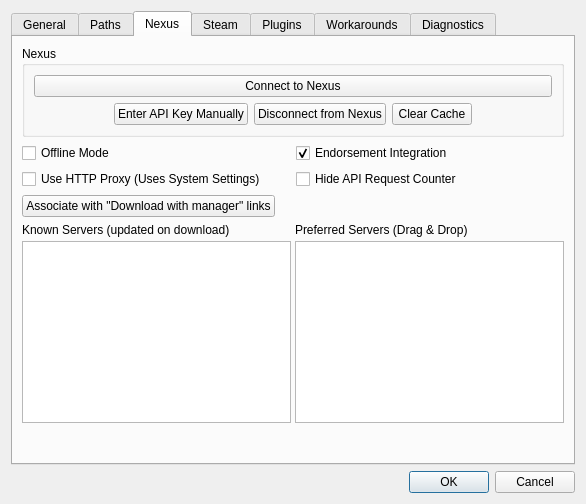
Qt form modorganizer/src/settingsdialog.ui (Holt59/mo2-merge) before a commit.
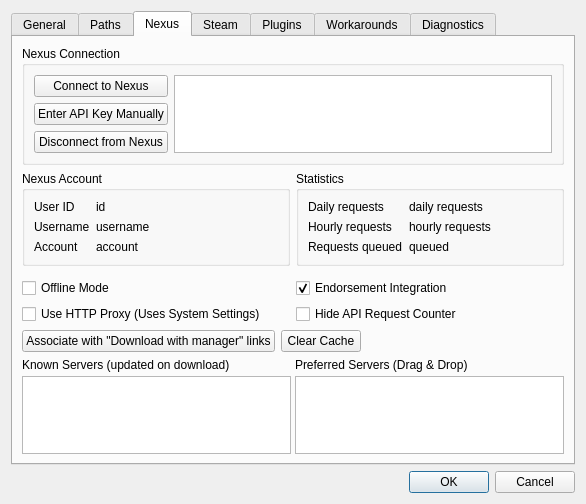
The same form after that commit. The open tabs and pages were chosen to show the change. Icons and pictures are not drawn.

Commit message: [modorganizer] reworked the nexus connection panel moved most of the stuff into a new NexusSSOLogin class

The edit to the form file:
```diff
--- a/modorganizer/src/settingsdialog.ui
+++ b/modorganizer/src/settingsdialog.ui
@@ -451,25 +451,28 @@
       <attribute name="title">
        <string>Nexus</string>
       </attribute>
-      <layout class="QVBoxLayout" name="verticalLayout_4">
+      <layout class="QVBoxLayout" name="verticalLayout_4" stretch="1,0,0,0,0,1">
        <item>
-        <widget class="QGroupBox" name="nexusBox">
-         <property name="toolTip">
-          <string>Allows Mod Organizer to connect to the Nexus for downloading mods, checking for updates, and other such things.</string>
-         </property>
-         <property name="whatsThis">
-          <string>&lt;!DOCTYPE HTML PUBLIC &quot;-//W3C//DTD HTML 4.0//EN&quot; &quot;http://www.w3.org/TR/REC-html40/strict.dtd&quot;&gt;
-&lt;html&gt;&lt;head&gt;&lt;meta name=&quot;qrichtext&quot; content=&quot;1&quot; /&gt;&lt;style type=&quot;text/css&quot;&gt;
-p, li { white-space: pre-wrap; }
-&lt;/style&gt;&lt;/head&gt;&lt;body style=&quot; font-family:'MS Shell Dlg 2'; font-size:8pt; font-weight:400; font-style:normal;&quot;&gt;
-&lt;p style=&quot; margin-top:0px; margin-bottom:0px; margin-left:0px; margin-right:0px; -qt-block-indent:0; text-indent:0px;&quot;&gt;Allows Mod Organizer to connect to the Nexus for downloading mods, checking for updates, and other such things.  Clicking &amp;quot;Connect to Nexus&amp;quot; will open a Nexus webpage to authorise Mod Organizer.  You will need to be logged into your Nexus account.  The authorisation is stored in the Windows Credential Manager.  Your Nexus username and password are not required or stored by Mod Organizer.&lt;/p&gt;&lt;/body&gt;&lt;/html&gt;</string>
-         </property>
+        <widget class="QGroupBox" name="groupBox_4">
          <property name="title">
-          <string>Nexus</string>
+          <string>Nexus Connection</string>
          </property>
-         <layout class="QVBoxLayout" name="verticalLayout_2">
+         <layout class="QHBoxLayout" name="horizontalLayout_14">
           <item>
-           <layout class="QHBoxLayout" name="horizontalLayout_10">
+           <widget class="QWidget" name="widget_2" native="true">
+            <layout class="QVBoxLayout" name="verticalLayout_11">
+             <property name="leftMargin">
+              <number>0</number>
+             </property>
+             <property name="topMargin">
+              <number>0</number>
+             </property>
+             <property name="rightMargin">
+              <number>0</number>
+             </property>
+             <property name="bottomMargin">
+              <number>0</number>
+             </property>
             <item>
              <widget class="QPushButton" name="nexusConnect">
               <property name="text">
@@ -477,31 +480,8 @@
               </property>
              </widget>
             </item>
-           </layout>
-          </item>
-          <item>
-           <layout class="QHBoxLayout" name="horizontalLayout_11">
-            <item>
-             <spacer name="horizontalSpacer_7">
-              <property name="orientation">
-               <enum>Qt::Horizontal</enum>
-              </property>
-              <property name="sizeHint" stdset="0">
-               <size>
-                <width>40</width>
-                <height>20</height>
-               </size>
-              </property>
-             </spacer>
-            </item>
             <item>
              <widget class="QPushButton" name="nexusManualKey">
-              <property name="sizePolicy">
-               <sizepolicy hsizetype="Minimum" vsizetype="Preferred">
-                <horstretch>0</horstretch>
-                <verstretch>0</verstretch>
-               </sizepolicy>
-              </property>
               <property name="toolTip">
                <string>Manually enter the API key and try to login</string>
               </property>
@@ -525,34 +505,187 @@
              </widget>
             </item>
             <item>
-             <widget class="QPushButton" name="clearCacheButton">
-              <property name="toolTip">
-               <string>Remove cache and cookies.</string>
-              </property>
-              <property name="text">
-               <string>Clear Cache</string>
-              </property>
-              <property name="icon">
-               <iconset resource="resources.qrc">
-                <normaloff>:/MO/gui/edit_clear</normaloff>:/MO/gui/edit_clear</iconset>
-              </property>
-             </widget>
-            </item>
-            <item>
-             <spacer name="horizontalSpacer_5">
+              <spacer name="verticalSpacer_3">
               <property name="orientation">
-               <enum>Qt::Horizontal</enum>
+                <enum>Qt::Vertical</enum>
               </property>
               <property name="sizeHint" stdset="0">
                <size>
-                <width>40</width>
-                <height>20</height>
+                 <width>0</width>
+                 <height>0</height>
                </size>
               </property>
              </spacer>
             </item>
            </layout>
+           </widget>
           </item>
+          <item>
+           <widget class="QWidget" name="widget_3" native="true">
+            <layout class="QVBoxLayout" name="verticalLayout_12">
+             <property name="leftMargin">
+              <number>0</number>
+             </property>
+             <property name="topMargin">
+              <number>0</number>
+             </property>
+             <property name="rightMargin">
+              <number>0</number>
+             </property>
+             <property name="bottomMargin">
+              <number>0</number>
+             </property>
+             <item>
+              <widget class="QListWidget" name="nexusLog">
+               <property name="sizeAdjustPolicy">
+                <enum>QAbstractScrollArea::AdjustToContents</enum>
+               </property>
+              </widget>
+             </item>
+            </layout>
+           </widget>
+          </item>
+         </layout>
+        </widget>
+       </item>
+       <item>
+        <widget class="QWidget" name="widget" native="true">
+         <layout class="QHBoxLayout" name="horizontalLayout_5">
+          <property name="leftMargin">
+           <number>0</number>
+          </property>
+          <property name="topMargin">
+           <number>0</number>
+          </property>
+          <property name="rightMargin">
+           <number>0</number>
+          </property>
+          <property name="bottomMargin">
+           <number>0</number>
+          </property>
+          <item>
+           <widget class="QGroupBox" name="groupBox_2">
+            <property name="title">
+             <string>Nexus Account</string>
+            </property>
+            <layout class="QFormLayout" name="formLayout">
+             <item row="0" column="0">
+              <widget class="QLabel" name="label_2">
+               <property name="text">
+                <string>User ID</string>
+               </property>
+               <property name="textInteractionFlags">
+                <set>Qt::LinksAccessibleByMouse|Qt::TextSelectableByKeyboard|Qt::TextSelectableByMouse</set>
+               </property>
+              </widget>
+             </item>
+             <item row="0" column="1">
+              <widget class="QLabel" name="nexusUserID">
+               <property name="text">
+                <string>id</string>
+               </property>
+              </widget>
+             </item>
+             <item row="1" column="0">
+              <widget class="QLabel" name="label_3">
+               <property name="text">
+                <string>Username</string>
+               </property>
+              </widget>
+             </item>
+             <item row="1" column="1">
+              <widget class="QLabel" name="nexusUsername">
+               <property name="text">
+                <string>username</string>
+               </property>
+              </widget>
+             </item>
+             <item row="2" column="0">
+              <widget class="QLabel" name="label_11">
+               <property name="text">
+                <string>Account</string>
+               </property>
+              </widget>
+             </item>
+             <item row="2" column="1">
+              <widget class="QLabel" name="nexusAccount">
+               <property name="text">
+                <string>account</string>
+               </property>
+              </widget>
+             </item>
+            </layout>
+           </widget>
+          </item>
+          <item>
+           <widget class="QGroupBox" name="groupBox_3">
+            <property name="title">
+             <string>Statistics</string>
+            </property>
+            <layout class="QFormLayout" name="formLayout_3">
+             <item row="0" column="0">
+              <widget class="QLabel" name="label_30">
+               <property name="text">
+                <string>Daily requests</string>
+               </property>
+              </widget>
+             </item>
+             <item row="1" column="0">
+              <widget class="QLabel" name="label_31">
+               <property name="text">
+                <string>Hourly requests</string>
+               </property>
+              </widget>
+             </item>
+             <item row="1" column="1">
+              <widget class="QLabel" name="nexusHourlyRequests">
+               <property name="text">
+                <string>hourly requests</string>
+               </property>
+              </widget>
+             </item>
+             <item row="2" column="0">
+              <widget class="QLabel" name="label_32">
+               <property name="text">
+                <string>Requests queued</string>
+               </property>
+              </widget>
+             </item>
+             <item row="2" column="1">
+              <widget class="QLabel" name="nexusRequestsQueued">
+               <property name="text">
+                <string>queued</string>
+               </property>
+              </widget>
+             </item>
+             <item row="0" column="1">
+              <widget class="QLabel" name="nexusDailyRequests">
+               <property name="text">
+                <string>daily requests</string>
+               </property>
+              </widget>
+             </item>
+            </layout>
+           </widget>
+          </item>
+         </layout>
+        </widget>
+       </item>
+       <item>
+        <widget class="QWidget" name="widget_4" native="true">
+         <layout class="QHBoxLayout" name="horizontalLayout_10">
+          <property name="leftMargin">
+           <number>0</number>
+          </property>
+          <property name="topMargin">
+           <number>0</number>
+          </property>
+          <property name="rightMargin">
+           <number>0</number>
+          </property>
+          <property name="bottomMargin">
+           <number>0</number>
+          </property>
          </layout>
         </widget>
        </item>
@@ -618,6 +751,20 @@
            </property>
           </widget>
          </item>
+         <item>
+          <widget class="QPushButton" name="clearCacheButton">
+           <property name="toolTip">
+            <string>Remove cache and cookies.</string>
+           </property>
+           <property name="text">
+            <string>Clear Cache</string>
+           </property>
+           <property name="icon">
+            <iconset resource="resources.qrc">
+             <normaloff>:/MO/gui/edit_clear</normaloff>:/MO/gui/edit_clear</iconset>
+           </property>
+          </widget>
+         </item>
          <item>
           <spacer name="horizontalSpacer_4">
            <property name="orientation">
@@ -682,19 +829,6 @@
          </item>
         </layout>
        </item>
-       <item>
-        <spacer name="verticalSpacer_3">
-         <property name="orientation">
-          <enum>Qt::Vertical</enum>
-         </property>
-         <property name="sizeHint" stdset="0">
-          <size>
-           <width>20</width>
-           <height>40</height>
-          </size>
-         </property>
-        </spacer>
-       </item>
       </layout>
      </widget>
      <widget class="QWidget" name="steamTab">
```
Left out of the diff: 1 changed line with no effect on the pictures. Lines whose indentation alone changed are shown as unchanged. The commit also changes 4 other files.
